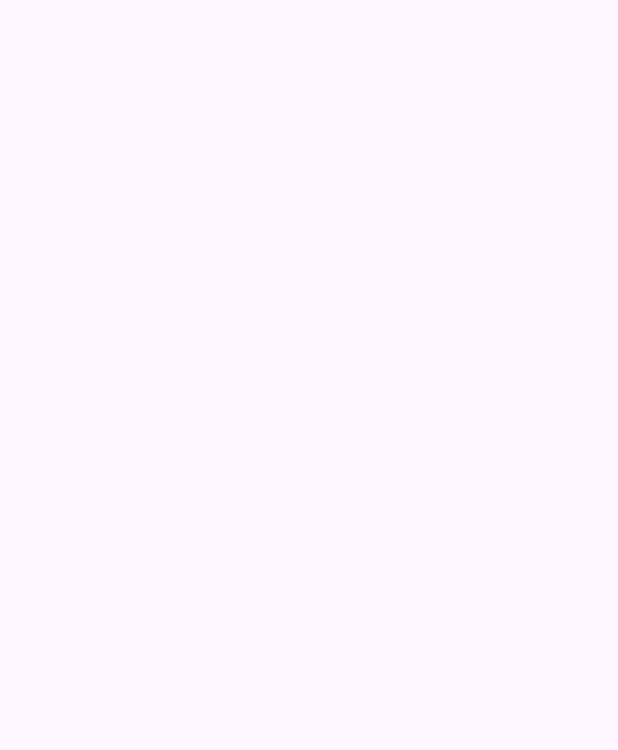
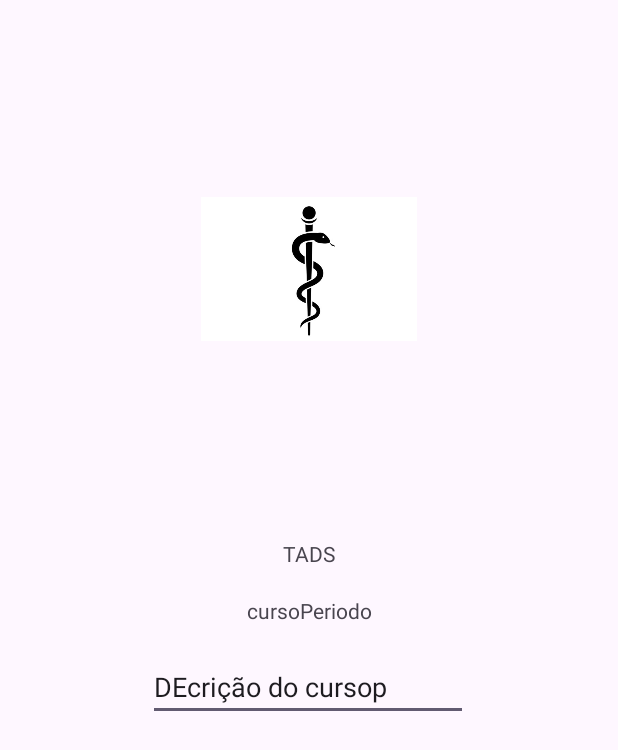
Before and after one commit to gabriel-primesw/MasterDetail, an Android app: the DetailActivity screen opened directly, with no data from a screen before it, on a phone screen of 412 x 824 dp. Before the commit the part shown is empty. Shown: the top 750 px of the screen. Run offline under Robolectric (Android 15) with nearby library versions, the phone set to English and light mode, and no system bars.

```diff
--- a/app/src/main/res/layout/activity_detail.xml
+++ b/app/src/main/res/layout/activity_detail.xml
@@ -7,4 +7,50 @@
     android:layout_height="match_parent"
     tools:context=".DetailActivity">
 
+    <ImageView
+        android:id="@+id/cursoImage"
+        android:layout_width="144dp"
+        android:layout_height="0dp"
+        android:layout_marginTop="39dp"
+        android:layout_marginBottom="40dp"
+        app:layout_constraintBottom_toTopOf="@+id/cursoNome"
+        app:layout_constraintEnd_toEndOf="parent"
+        app:layout_constraintStart_toStartOf="parent"
+        app:layout_constraintTop_toTopOf="parent"
+        app:srcCompat="@drawable/curso1" />
+
+    <TextView
+        android:id="@+id/cursoNome"
+        android:layout_width="wrap_content"
+        android:layout_height="wrap_content"
+        android:layout_marginBottom="445dp"
+        android:text="TADS"
+        app:layout_constraintBottom_toBottomOf="parent"
+        app:layout_constraintEnd_toEndOf="parent"
+        app:layout_constraintStart_toStartOf="parent"
+        app:layout_constraintTop_toBottomOf="@+id/cursoImage" />
+
+    <EditText
+        android:id="@+id/cursoDescricao"
+        android:layout_width="wrap_content"
+        android:layout_height="wrap_content"
+        android:ems="10"
+        android:inputType="text"
+        android:text="DEcrição do cursop"
+        app:layout_constraintBottom_toBottomOf="parent"
+        app:layout_constraintEnd_toEndOf="parent"
+        app:layout_constraintHorizontal_bias="0.497"
+        app:layout_constraintStart_toStartOf="parent"
+        app:layout_constraintTop_toBottomOf="@+id/cursoNome"
+        app:layout_constraintVertical_bias="0.142" />
+
+    <TextView
+        android:id="@+id/cursoPeriodo"
+        android:layout_width="wrap_content"
+        android:layout_height="wrap_content"
+        android:text="cursoPeriodo"
+        app:layout_constraintBottom_toTopOf="@+id/cursoDescricao"
+        app:layout_constraintEnd_toEndOf="parent"
+        app:layout_constraintStart_toStartOf="parent"
+        app:layout_constraintTop_toBottomOf="@+id/cursoNome" />
 </androidx.constraintlayout.widget.ConstraintLayout>
```
Also changed, not shown: app/src/main/res/layout/activity_main.xml (+10 -6 lines), app/src/main/res/layout/recycler_view_item.xml (added, +51 -0 lines).
